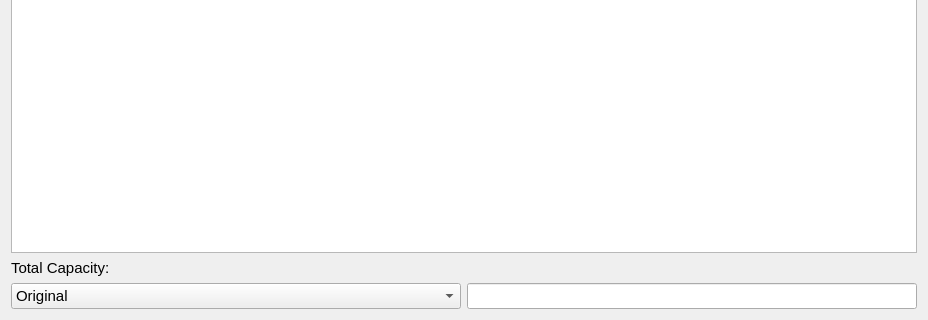
Above: NFL-Pamphlet/mainwindow.ui from jasperdoan/NFL-Pamphlet before the change; both pictures show x 0 to 928 and y 461 to 781 of the 928 by 781 pixel window. Below: the same form after it.
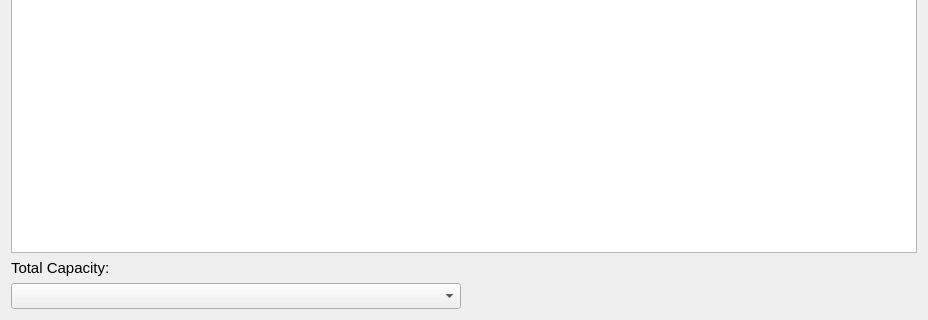
That is the form after the change.

Diff of the .ui file:
```diff
--- a/NFL-Pamphlet/mainwindow.ui
+++ b/NFL-Pamphlet/mainwindow.ui
@@ -172,26 +172,12 @@
          <item>
           <layout class="QHBoxLayout" name="horizontalLayout_3">
            <item>
-            <widget class="QComboBox" name="dropdownBox">
-             <item>
-              <property name="text">
-               <string>Original</string>
-              </property>
-             </item>
-             <item>
-              <property name="text">
-               <string>Updated</string>
-              </property>
-             </item>
-            </widget>
+            <widget class="QComboBox" name="dropdownBox"/>
            </item>
            <item>
-            <widget class="QLineEdit" name="capacityNum">
-             <property name="sizePolicy">
-              <sizepolicy hsizetype="Preferred" vsizetype="Fixed">
-               <horstretch>0</horstretch>
-               <verstretch>0</verstretch>
-              </sizepolicy>
+            <widget class="QLabel" name="totalCapacityNum">
+             <property name="text">
+              <string/>
              </property>
             </widget>
            </item>
```
Left out of the diff: 1 changed line with no effect on the pictures.
